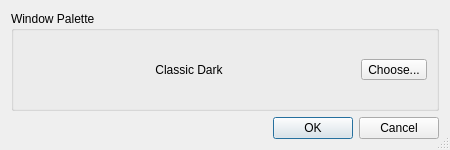
Old version of the form preferencesdialog.ui in the repository FortuneStreetModding/fortune-avenue-qt.
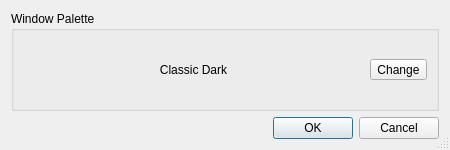
New version of the form.

```diff
--- a/preferencesdialog.ui
+++ b/preferencesdialog.ui
@@ -57,7 +57,13 @@
       <item>
        <widget class="QToolButton" name="windowPaletteToolButton">
         <property name="text">
-         <string>Choose...</string>
+         <string>Change</string>
+        </property>
+        <property name="popupMode">
+         <enum>QToolButton::DelayedPopup</enum>
+        </property>
+        <property name="arrowType">
+         <enum>Qt::NoArrow</enum>
         </property>
        </widget>
       </item>
```
